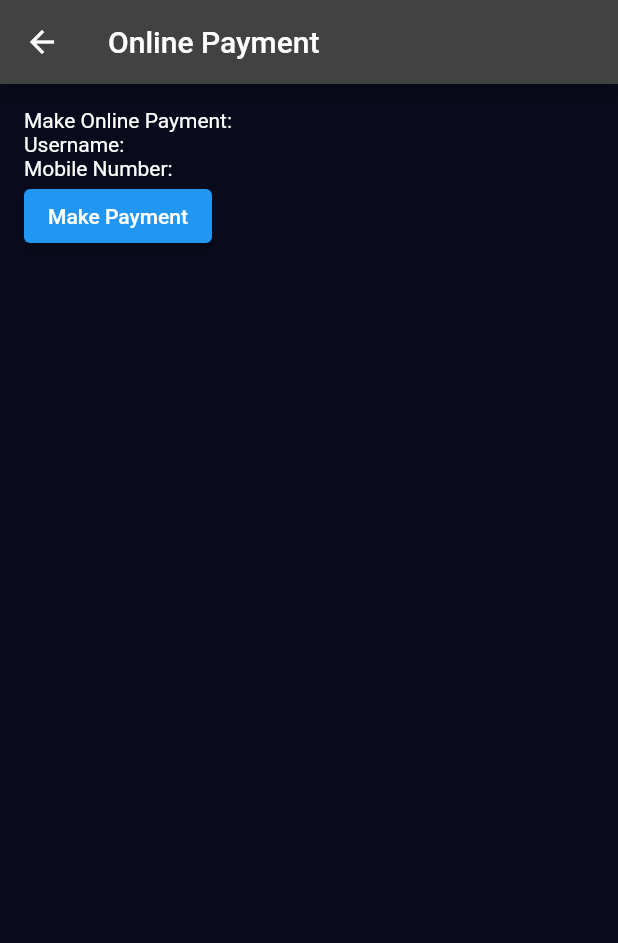
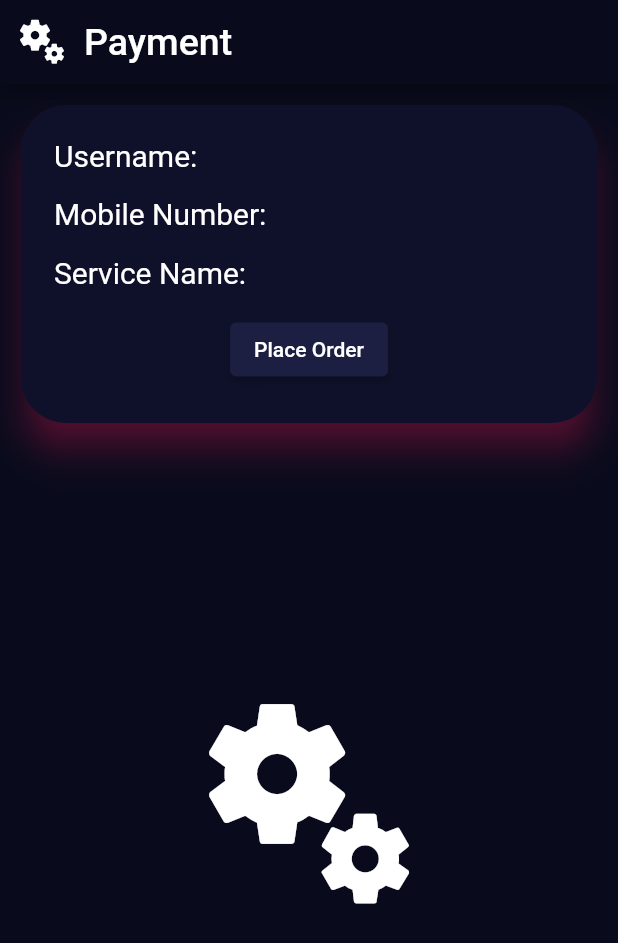
Before and after one commit to GuruDev20/Customer_Service_App_Flutter, a Flutter app: the OnlinePaymentScreen screen opened by its route, on a phone screen of 412 x 824 dp. Shown: the top 943 px of the screen. Run offline on Flutter 3.47's test engine with Material 2 defaults, Android fonts, the phone set to English and light mode, and no system bars; our stand-ins replace cloud_firestore, firebase_auth, firebase_core, font_awesome_flutter, geocoding, geolocator and 2 more; accounts and stored records are empty.

Commit message:
online transaction

```diff
--- a/lib/main.dart
+++ b/lib/main.dart
@@ -1,5 +1,6 @@
 import 'package:customer_service_app_flutter/payment/cashOndelivery.dart';
 import 'package:customer_service_app_flutter/payment/online.dart';
+import 'package:customer_service_app_flutter/payment/onlinetransaction.dart';
 import 'package:customer_service_app_flutter/screens/edit_screen.dart';
 import 'package:customer_service_app_flutter/screens/employee.dart';
 import 'package:customer_service_app_flutter/screens/feedback_screen.dart';
@@ -53,6 +54,7 @@ class MainApp extends StatelessWidget {
         CashOnDeliveryScreen.id:(context)=> CashOnDeliveryScreen(username: '', mobileNumber:'', serviceName: '',),
         OnlinePaymentScreen.id:(context)=> OnlinePaymentScreen(username: '', mobileNumber:'', serviceName: '',),
         MyOrders.id:(context)=>const MyOrders(),
+        TransactionScreen.id:(context)=>TransactionScreen()
       },
     );
   }
--- a/lib/payment/cashOndelivery.dart
+++ b/lib/payment/cashOndelivery.dart
@@ -120,7 +120,6 @@ class _CashOnDeliveryScreenState extends State<CashOnDeliveryScreen> {
 
   void showRatingDialog(BuildContext context) {
     int userRating = 0;
-
     showDialog(
       context: context,
       builder: (BuildContext context) {
--- a/lib/payment/online.dart
+++ b/lib/payment/online.dart
@@ -1,48 +1,109 @@
-import 'package:customer_service_app_flutter/screens/order_screen.dart';
+import 'package:customer_service_app_flutter/payment/onlinetransaction.dart';
 import 'package:flutter/material.dart';
 
-class OnlinePaymentScreen extends StatelessWidget {
+class OnlinePaymentScreen extends StatefulWidget {
   static const String id = "online_payment";
   final String username;
   final String mobileNumber;
   final String serviceName;
-  OnlinePaymentScreen({required this.username, required this.mobileNumber,required this.serviceName});
+  OnlinePaymentScreen(
+      {required this.username,
+      required this.mobileNumber,
+      required this.serviceName});
 
+  @override
+  State<OnlinePaymentScreen> createState() => _OnlinePaymentScreenState();
+}
+
+class _OnlinePaymentScreenState extends State<OnlinePaymentScreen> {
   @override
   Widget build(BuildContext context) {
     return Scaffold(
       appBar: AppBar(
-        title: Text('Online Payment'),
+        backgroundColor: Color(0xFF090B1C),
+        leading: Icon(
+          Icons.miscellaneous_services,
+          size: 35.0,
+          color: Colors.white,
         ),
-      body: Container(
-        padding: EdgeInsets.all(16.0),
+        title: Text(
+          'Payment',
+          style: TextStyle(fontSize: 25.0),
+        ),
+        titleSpacing: 0,
+      ),
+      body: Column(
+        children: [
+          Container(
+            width: double.infinity,
+            height: 240,
+            child: Padding(
+              padding: const EdgeInsets.all(10.0),
+              child: Card(
+                shadowColor: Colors.pink,
+                elevation: 10.0,
+                shape: RoundedRectangleBorder(
+                  borderRadius: BorderRadius.circular(30.0),
+                ),
+                color: Color(0xFF0F112A),
+                child: Padding(
+                  padding: const EdgeInsets.all(14.0),
                   child: Column(
                     crossAxisAlignment: CrossAxisAlignment.start,
                     children: [
-            Text('Make Online Payment:'),
-            Text('Username: $username'),
-            Text('Mobile Number: $mobileNumber'),
-            // Implement the online payment logic here
-            ElevatedButton(
-              onPressed: () {
-                // Implement online payment logic here
-                // After successful payment, navigate to the OrderScreen
-                Navigator.push(
-                  context,
-                  MaterialPageRoute(
-                    builder: (context) => Orders(
-                      username: username,
-                      mobileNumber: mobileNumber,
-                      paymentMethod: 'Online Payment', serviceName: serviceName,
+                      Padding(
+                        padding: const EdgeInsets.all(8.0),
+                        child: Text(
+                          'Username: ${widget.username}',
+                          style: TextStyle(fontSize: 20),
                         ),
                       ),
-                );
+                      Padding(
+                        padding: const EdgeInsets.all(8.0),
+                        child: Text('Mobile Number: ${widget.mobileNumber}',
+                            style: TextStyle(fontSize: 20)),
+                      ),
+                      Padding(
+                        padding: const EdgeInsets.all(8.0),
+                        child: Text(
+                          'Service Name: ${widget.serviceName}',
+                          style: TextStyle(fontSize: 20),
+                        ),
+                      ),
+                      Padding(
+                        padding: const EdgeInsets.all(8.0),
+                        child: Center(
+                          child: ElevatedButton(
+                            onPressed: () {
+                              Navigator.pushNamed(
+                                  context, TransactionScreen.id);
                             },
-              child: Text('Make Payment'),
+                            child: Text('Place Order'),
+                            style: ButtonStyle(
+                              backgroundColor:
+                                  MaterialStateProperty.all(Color(0xFF1C1E42)),
+                            ),
+                          ),
+                        ),
                       ),
                     ],
                   ),
                 ),
+              ),
+            ),
+          ),
+          SizedBox(
+            height: 10,
+          ),
+          Padding(
+            padding: const EdgeInsets.only(top: 150.0),
+            child: Icon(
+              Icons.miscellaneous_services,
+              size: 160,
+            ),
+          )
+        ],
+      ),
     );
   }
 }
--- a/pubspec.yaml
+++ b/pubspec.yaml
@@ -45,6 +45,7 @@ dependencies:
   location: ^5.0.3
   flutter_rating_bar: ^4.0.1
   url_launcher: ^6.1.14
+  font_awesome_flutter: ^10.5.0
 
 dev_dependencies:
   flutter_test:
```
Also changed, not shown: lib/payment/onlinetransaction.dart (added, +111 -0 lines), pubspec.lock. Lines whose indentation alone changed are shown as unchanged.
